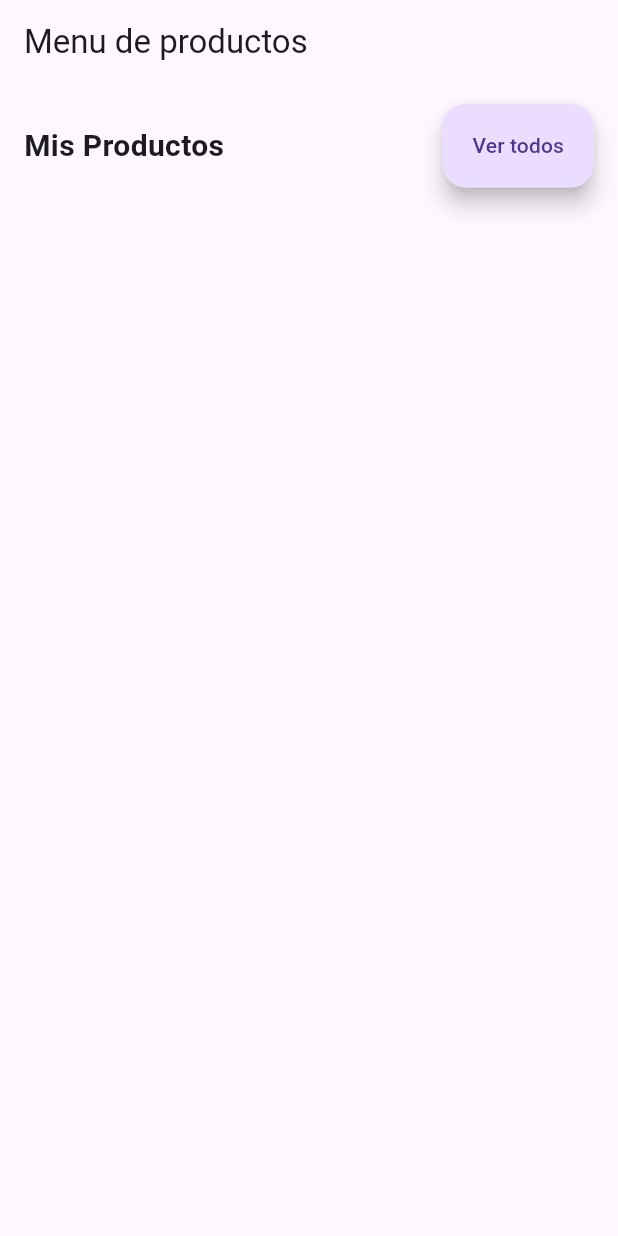
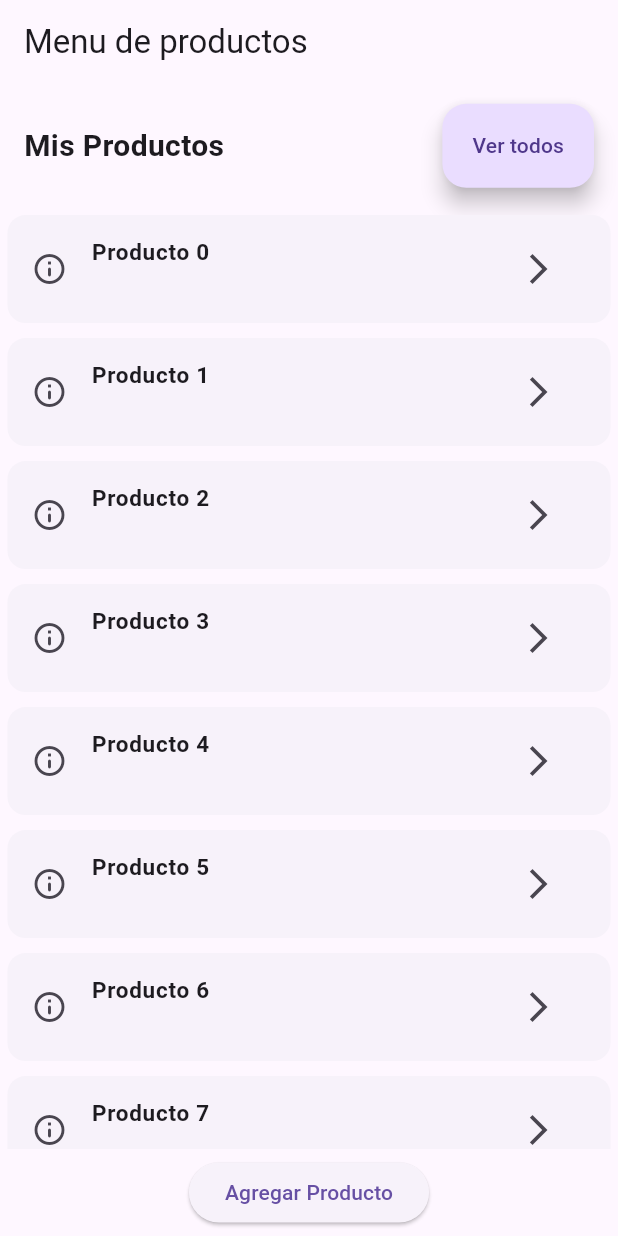
Before and after one commit to guiiyanxD/strapi-flutter-app, a Flutter app: the MenuProduct screen opened by its route, on a phone screen of 412 x 824 dp. Run offline on Flutter 3.47's test engine with Material 3 defaults, Android fonts, the phone set to English and light mode, and no system bars; our stand-ins replace dio, go_router.

Commit message:
MenuProduct done

```diff
--- a/lib/pages/product/menu_product.dart
+++ b/lib/pages/product/menu_product.dart
@@ -35,11 +35,29 @@ class MenuProduct extends StatelessWidget {
                           print("HolaMundo");
                         },
                         splashColor: Colors.amber,
-                        // icon: Icon(Icons.add),
                         label: Text("Ver todos"),
                       ),
-                    )
+                    ),
                   ],
+                ),
+              ),
+              Expanded(
+                  child: ListView.builder(
+                      itemCount: 10,
+                      itemBuilder: (context, index){
+                        return CardWidget(
+                          title: "Producto $index",
+                          icon: Icons.arrow_forward_ios,
+                          route: "/product/index",
+                        );
+                      }
+                  )
+              ),
+              Padding(
+                padding: EdgeInsets.symmetric(vertical: 5),
+                child: ElevatedButton(
+                    onPressed: (){},
+                    child: Text("Agregar Producto")
                 ),
               )
             ],
```
